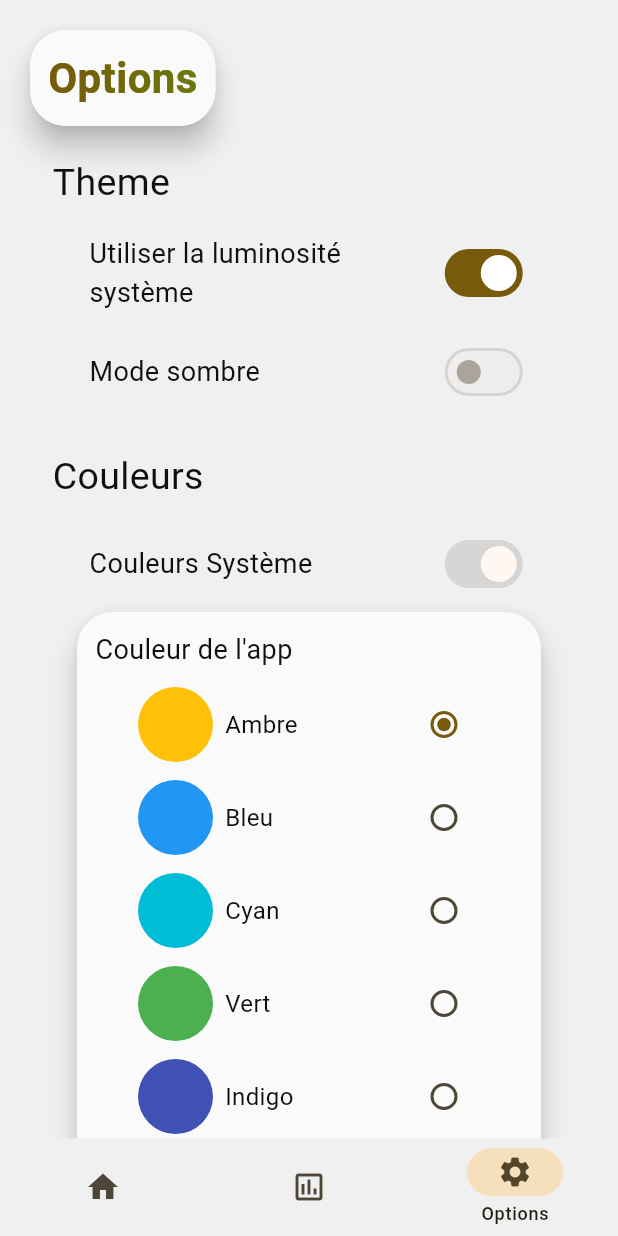
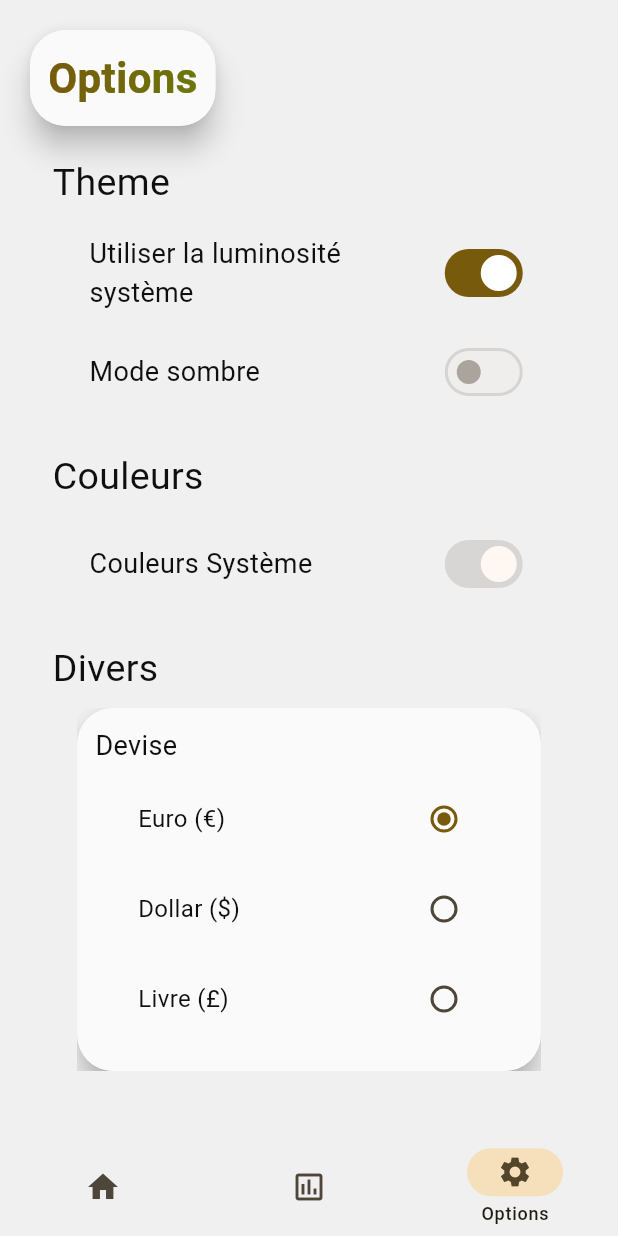
Before and after one commit to SylaneCpn/pense, a Flutter app: the screen it shows after launch, item 3 of the bottom bar chosen, on a phone screen of 412 x 824 dp. Run offline on Flutter 3.47's test engine with Material 3 defaults, Android fonts, the phone set to English and light mode, and no system bars; drawn by our look-alikes of dynamic_color; our stand-ins replace fl_chart, shared_preferences.

Commit message:
animations for selection radio

```diff
--- a/lib/logic/app_state.dart
+++ b/lib/logic/app_state.dart
@@ -75,9 +75,11 @@ class AppState extends ChangeNotifier {
     final prefs = await SharedPreferences.getInstance();
     _isDark = prefs.getBool('isDark') ?? false;
     _trySystemColors = prefs.getBool('trySystemColors') ?? true;
-    _currencyIndex = prefs.getInt('currencyIndex') ?? 0;
+    final storedCurrencyIndex = prefs.getInt('currencyIndex') ?? 0;
+    _currencyIndex = storedCurrencyIndex > Currency.values.length ? 0 : storedCurrencyIndex;
     _useSystemBrightness = prefs.getBool('useSystemBrightness') ?? true;
-    _colorIndex = prefs.getInt('colorIndex') ?? 0;
+    final storedColorIndex = (prefs.getInt('colorIndex') ?? 0);
+    _colorIndex =  storedColorIndex > colors.length ? 0 : storedColorIndex ;
     notifyListeners();
   }
 
--- a/lib/ui/options_page/options_page.dart
+++ b/lib/ui/options_page/options_page.dart
@@ -62,6 +62,7 @@ class OptionsPage extends StatelessWidget {
                 label: "Couleur de l'app",
                 selectedElementIndex: appState.colorIndex,
                 setIndexCallBack: appState.setColorIndex,
+                disabled: appState.trySystemColors,
                 widgetFromElement: (element) => Row(
                   spacing: 8.0,
                   children: [
--- a/lib/ui/options_page/selection_radio.dart
+++ b/lib/ui/options_page/selection_radio.dart
@@ -4,10 +4,11 @@ import 'package:pense/ui/utils/elevated_container.dart';
 import 'package:pense/ui/utils/port_view.dart';
 import 'package:provider/provider.dart';
 
-class SelectionRadio<T> extends StatelessWidget {
+class SelectionRadio<T> extends StatefulWidget {
   final String label;
   final List<T> elements;
   final int selectedElementIndex;
+  final bool disabled;
   final Widget Function(T element) widgetFromElement;
   final void Function(int newIndex) setIndexCallBack;
 
@@ -17,9 +18,15 @@ class SelectionRadio<T> extends StatelessWidget {
     required this.selectedElementIndex,
     required this.setIndexCallBack,
     required this.widgetFromElement,
+    this.disabled = false,
     required this.elements,
   });
 
+  @override
+  State<SelectionRadio<T>> createState() => _SelectionRadioState<T>();
+}
+
+class _SelectionRadioState<T> extends State<SelectionRadio<T>> with TickerProviderStateMixin,ToggleableStateMixin  {
   TextStyle _labelStyle(AppState appState, BuildContext context) {
     return TextStyle(
       color: appState.onLessContrastBackgroundColor(),
@@ -27,12 +34,12 @@ class SelectionRadio<T> extends StatelessWidget {
     );
   }
 
-
-
   @override
   Widget build(BuildContext context) {
     final appState = context.watch<AppState>();
-    return ElevatedContainer(
+    return SizeTransition(
+      sizeFactor:  position,
+      child: ElevatedContainer(
         decoration: BoxDecoration(color: appState.lessContrastBackgroundColor()),
         borderRadius: BorderRadius.circular(24.0),
         child: Padding(
@@ -40,15 +47,15 @@ class SelectionRadio<T> extends StatelessWidget {
           child: Column(
             crossAxisAlignment: CrossAxisAlignment.stretch,
             children: [
-            Text(label, style: _labelStyle(appState, context)),
+              Text(widget.label, style: _labelStyle(appState, context)),
               RadioGroup<int>(
-              groupValue: selectedElementIndex,
-              onChanged: (value) => setIndexCallBack(value!),
+                groupValue: widget.selectedElementIndex,
+                onChanged: (value) => widget.setIndexCallBack(value!),
                 child: Padding(
                   padding: const EdgeInsets.symmetric(vertical: 12.0),
                   child: Column(
                     spacing: 12.0,
-                  children: elements.indexed.map((ie) {
+                    children: widget.elements.indexed.map((ie) {
                       return LayoutBuilder(
                         builder: (context , constraints) {
                           final pad = constraints.maxWidth * (1 - 0.8) / 2;
@@ -56,7 +63,7 @@ class SelectionRadio<T> extends StatelessWidget {
                             padding: EdgeInsets.only(left: pad , right: pad ),
                             child: Row(
                               children: [
-                              Expanded(child: widgetFromElement(ie.$2)),
+                                Expanded(child: widget.widgetFromElement(ie.$2)),
                                 Radio(value: ie.$1),
                               ],
                             ),
@@ -70,6 +77,34 @@ class SelectionRadio<T> extends StatelessWidget {
             ],
           ),
         ),
+      ),
     );
   }
+
+  @override
+  void initState() {
+    super.initState();
+    animateToValue();
   }
+
+
+
+  @override
+  void didUpdateWidget(SelectionRadio<T> oldWidget) {
+    super.didUpdateWidget(oldWidget);
+    if (oldWidget.disabled != widget.disabled) {
+      animateToValue();
+    }
+  }
+
+
+  // Do nothing it's just visual
+  @override
+  ValueChanged<bool?>? get onChanged => null;
+
+  @override
+  bool get tristate => false;
+
+  @override
+  bool? get value => !widget.disabled;
+}
```
Lines whose indentation alone changed are shown as unchanged.
